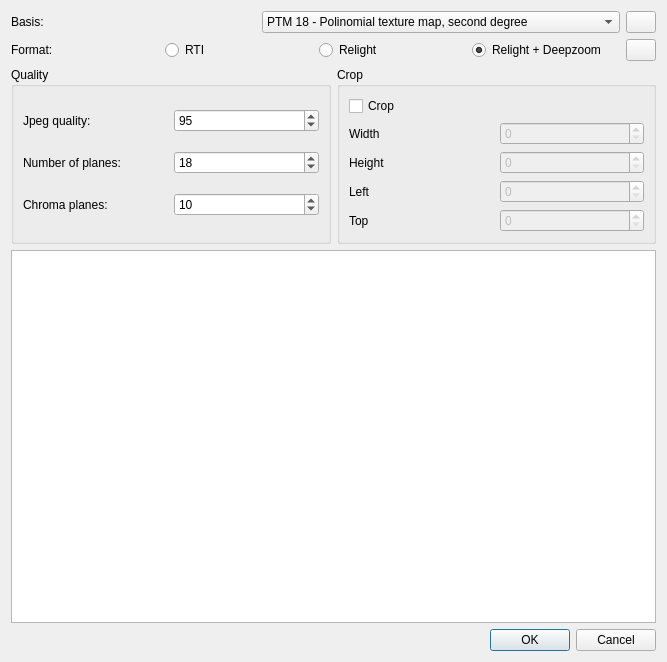
Before: the Qt Designer form highlight/rtiexport.ui in cnr-isti-vclab/relight, drawn with Qt 5.
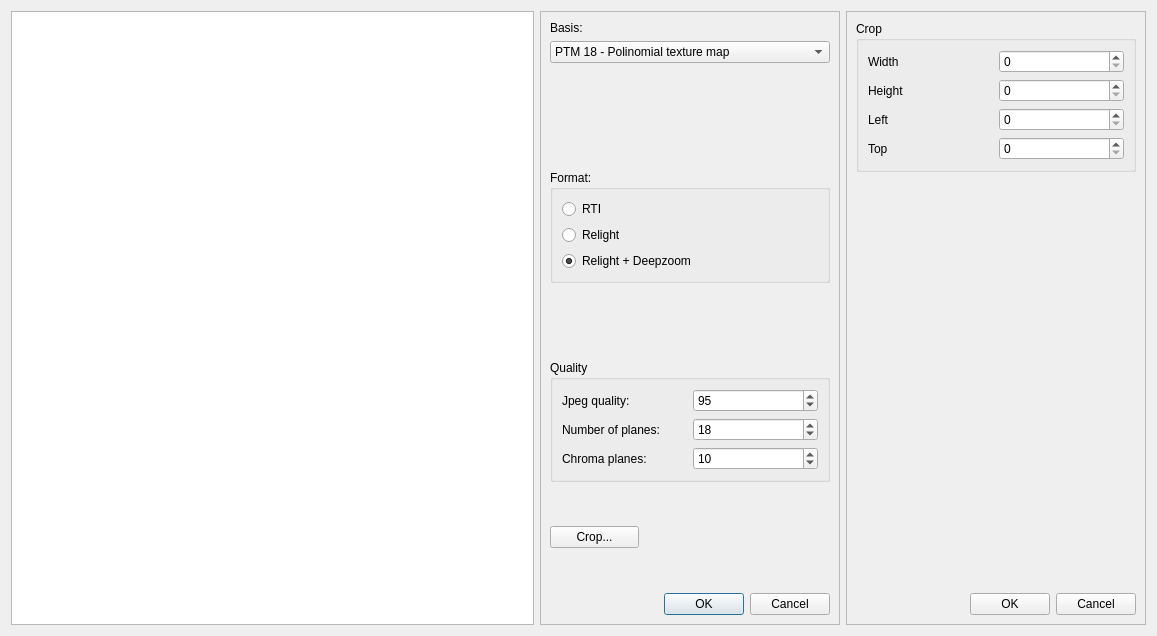
After: the same form once the commit is applied. Icons and pictures are not drawn. Custom widgets are drawn as their Qt base class.

Commit message: crop interface now working, still to debug saving cropped RTIs.

What changed in the file:
```diff
--- a/highlight/rtiexport.ui
+++ b/highlight/rtiexport.ui
@@ -6,105 +6,119 @@
    <rect>
     <x>0</x>
     <y>0</y>
-    <width>667</width>
-    <height>662</height>
+    <width>1157</width>
+    <height>636</height>
    </rect>
   </property>
   <property name="windowTitle">
    <string>Dialog</string>
   </property>
-  <layout class="QVBoxLayout" name="verticalLayout">
-   <item>
-    <layout class="QHBoxLayout" name="horizontalLayout">
-     <item>
+  <layout class="QGridLayout" name="gridLayout_6">
+   <item row="0" column="0">
+    <widget class="ImageCropper" name="cropview">
+     <property name="sizePolicy">
+      <sizepolicy hsizetype="Expanding" vsizetype="Expanding">
+       <horstretch>5</horstretch>
+       <verstretch>0</verstretch>
+      </sizepolicy>
+     </property>
+    </widget>
+   </item>
+   <item row="0" column="1">
+    <widget class="QFrame" name="export_frame">
+     <property name="sizePolicy">
+      <sizepolicy hsizetype="Minimum" vsizetype="Preferred">
+       <horstretch>1</horstretch>
+       <verstretch>0</verstretch>
+      </sizepolicy>
+     </property>
+     <property name="minimumSize">
+      <size>
+       <width>300</width>
+       <height>300</height>
+      </size>
+     </property>
+     <property name="frameShape">
+      <enum>QFrame::StyledPanel</enum>
+     </property>
+     <property name="frameShadow">
+      <enum>QFrame::Raised</enum>
+     </property>
+     <layout class="QGridLayout" name="gridLayout_5">
+      <item row="0" column="0">
       <widget class="QLabel" name="label">
        <property name="text">
         <string>Basis:</string>
        </property>
       </widget>
      </item>
-     <item>
-      <widget class="QComboBox" name="basis">
-       <item>
-        <property name="text">
-         <string>PTM 18 - Polinomial texture map, second degree</string>
+      <item row="2" column="1">
+       <spacer name="verticalSpacer_2">
+        <property name="orientation">
+         <enum>Qt::Vertical</enum>
         </property>
-       </item>
-       <item>
-        <property name="text">
-         <string>HSH - 12 - Hemispherical harmonics, second degree</string>
+        <property name="sizeHint" stdset="0">
+         <size>
+          <width>20</width>
+          <height>101</height>
+         </size>
         </property>
-       </item>
-       <item>
-        <property name="text">
-         <string>HSH 27 - Hemispherical Harmonics, first degree</string>
+       </spacer>
+      </item>
+      <item row="6" column="2">
+       <spacer name="verticalSpacer">
+        <property name="orientation">
+         <enum>Qt::Vertical</enum>
         </property>
-       </item>
-       <item>
-        <property name="text">
-         <string>BLN - Bilinear interpolation + PCA</string>
+        <property name="sizeHint" stdset="0">
+         <size>
+          <width>20</width>
+          <height>99</height>
+         </size>
         </property>
-       </item>
-       <item>
+       </spacer>
+      </item>
+      <item row="6" column="0">
+       <widget class="QPushButton" name="crop">
         <property name="text">
-         <string>RBF - Radial basis functions + PCA</string>
+         <string>Crop...</string>
         </property>
-       </item>
-       <item>
-        <property name="text">
-         <string>YBLN - Bilinear interpolation + PCA and chroma Preserving</string>
-        </property>
-       </item>
-       <item>
-        <property name="text">
-         <string>YRBF - Radial basis functions + PCA and chroma preserving</string>
-        </property>
-       </item>
-      </widget>
-     </item>
-     <item>
-      <widget class="QPushButton" name="help">
-       <property name="maximumSize">
+       </widget>
+      </item>
+      <item row="4" column="1">
+       <spacer name="verticalSpacer_5">
+        <property name="orientation">
+         <enum>Qt::Vertical</enum>
+        </property>
+        <property name="sizeHint" stdset="0">
         <size>
-         <width>30</width>
-         <height>16777215</height>
-        </size>
-       </property>
-       <property name="text">
-        <string/>
-       </property>
-       <property name="icon">
-        <iconset theme="help">
-         <normaloff>.</normaloff>.</iconset>
-       </property>
-      </widget>
-     </item>
-    </layout>
-   </item>
-   <item>
-    <layout class="QHBoxLayout" name="horizontalLayout_3">
-     <item>
-      <widget class="QLabel" name="label_6">
-       <property name="text">
+          <width>20</width>
+          <height>24</height>
+         </size>
+        </property>
+       </spacer>
+      </item>
+      <item row="3" column="0" colspan="3">
+       <widget class="QGroupBox" name="groupBox_3">
+        <property name="title">
         <string>Format:</string>
        </property>
-      </widget>
-     </item>
-     <item>
+        <layout class="QGridLayout" name="gridLayout_4">
+         <item row="0" column="0">
       <widget class="QRadioButton" name="radioButton">
        <property name="text">
         <string>RTI</string>
        </property>
       </widget>
      </item>
-     <item>
+         <item row="1" column="0">
       <widget class="QRadioButton" name="radioButton_2">
        <property name="text">
         <string>Relight</string>
        </property>
       </widget>
      </item>
-     <item>
+         <item row="2" column="0">
       <widget class="QRadioButton" name="radioButton_3">
        <property name="text">
         <string>Relight + Deepzoom</string>
@@ -114,28 +128,10 @@
        </property>
       </widget>
      </item>
-     <item>
-      <widget class="QPushButton" name="formatHelp">
-       <property name="maximumSize">
-        <size>
-         <width>30</width>
-         <height>16777215</height>
-        </size>
-       </property>
-       <property name="text">
-        <string/>
-       </property>
-       <property name="icon">
-        <iconset theme="help">
-         <normaloff>.</normaloff>.</iconset>
-       </property>
-      </widget>
-     </item>
-    </layout>
-   </item>
-   <item>
-    <layout class="QHBoxLayout" name="horizontalLayout_2">
-     <item>
+        </layout>
+       </widget>
+      </item>
+      <item row="5" column="0" colspan="3">
       <widget class="QGroupBox" name="groupBox_2">
        <property name="sizePolicy">
         <sizepolicy hsizetype="Preferred" vsizetype="Preferred">
@@ -147,16 +143,10 @@
         <string>Quality</string>
        </property>
        <layout class="QGridLayout" name="gridLayout_2">
-        <item row="1" column="1">
-         <widget class="QSpinBox" name="planes">
-          <property name="minimum">
-           <number>9</number>
-          </property>
-          <property name="maximum">
-           <number>27</number>
-          </property>
-          <property name="value">
-           <number>18</number>
+         <item row="0" column="0">
+          <widget class="QLabel" name="label_2">
+           <property name="text">
+            <string>Jpeg quality:</string>
           </property>
          </widget>
         </item>
@@ -173,19 +163,6 @@
           </property>
          </widget>
         </item>
-        <item row="2" column="1">
-         <widget class="QSpinBox" name="chroma">
-          <property name="minimum">
-           <number>4</number>
-          </property>
-          <property name="maximum">
-           <number>27</number>
-          </property>
-          <property name="value">
-           <number>10</number>
-          </property>
-         </widget>
-        </item>
         <item row="1" column="0">
          <widget class="QLabel" name="label_3">
           <property name="text">
@@ -193,6 +170,19 @@
           </property>
          </widget>
         </item>
+         <item row="1" column="1">
+          <widget class="QSpinBox" name="planes">
+           <property name="minimum">
+            <number>9</number>
+           </property>
+           <property name="maximum">
+            <number>27</number>
+           </property>
+           <property name="value">
+            <number>18</number>
+           </property>
+          </widget>
+         </item>
         <item row="2" column="0">
          <widget class="QLabel" name="label_4">
           <property name="text">
@@ -200,17 +190,102 @@
           </property>
          </widget>
         </item>
+         <item row="2" column="1">
+          <widget class="QSpinBox" name="chroma">
+           <property name="minimum">
+            <number>4</number>
+           </property>
+           <property name="maximum">
+            <number>27</number>
+           </property>
+           <property name="value">
+            <number>10</number>
+           </property>
+          </widget>
+         </item>
+        </layout>
+       </widget>
+      </item>
+      <item row="1" column="0" colspan="3">
+       <widget class="QComboBox" name="basis">
+        <property name="sizePolicy">
+         <sizepolicy hsizetype="Preferred" vsizetype="Fixed">
+          <horstretch>1</horstretch>
+          <verstretch>0</verstretch>
+         </sizepolicy>
+        </property>
+        <item>
+         <property name="text">
+          <string>PTM 18 - Polinomial texture map</string>
+         </property>
+        </item>
+        <item>
+         <property name="text">
+          <string>HSH - 12 - Hemispherical harmonics</string>
+         </property>
+        </item>
+        <item>
+         <property name="text">
+          <string>HSH 27 - Hemispherical Harmonics</string>
+         </property>
+        </item>
+        <item>
+         <property name="text">
+          <string>BLN - Bilinear interpolation + PCA</string>
+         </property>
+        </item>
+        <item>
+         <property name="text">
+          <string>RBF - Radial basis functions + PCA</string>
+         </property>
+        </item>
+        <item>
+         <property name="text">
+          <string>YBLN - Bilinear + PCA + chroma </string>
+         </property>
+        </item>
+        <item>
+         <property name="text">
+          <string>YRBF - RBF +  PCA + chroma</string>
+         </property>
+        </item>
+       </widget>
+      </item>
+      <item row="7" column="1" colspan="2">
+       <widget class="QDialogButtonBox" name="buttonBox">
+        <property name="orientation">
+         <enum>Qt::Horizontal</enum>
+        </property>
+        <property name="standardButtons">
+         <set>QDialogButtonBox::Cancel|QDialogButtonBox::Ok</set>
+        </property>
+       </widget>
+      </item>
+     </layout>
+    </widget>
+   </item>
+   <item row="0" column="2">
+    <widget class="QFrame" name="crop_frame">
+     <property name="sizePolicy">
+      <sizepolicy hsizetype="Minimum" vsizetype="Preferred">
+       <horstretch>1</horstretch>
+       <verstretch>0</verstretch>
+      </sizepolicy>
+     </property>
+     <property name="minimumSize">
+      <size>
+       <width>300</width>
+       <height>300</height>
+      </size>
+     </property>
+     <property name="frameShape">
+      <enum>QFrame::StyledPanel</enum>
+     </property>
+     <property name="frameShadow">
+      <enum>QFrame::Raised</enum>
+     </property>
+     <layout class="QGridLayout" name="gridLayout_3">
         <item row="0" column="0">
-         <widget class="QLabel" name="label_2">
-          <property name="text">
-           <string>Jpeg quality:</string>
-          </property>
-         </widget>
-        </item>
-       </layout>
-      </widget>
-     </item>
-     <item>
       <widget class="QGroupBox" name="groupBox">
        <property name="sizePolicy">
         <sizepolicy hsizetype="Preferred" vsizetype="Preferred">
@@ -222,85 +297,101 @@
         <string>Crop</string>
        </property>
        <layout class="QGridLayout" name="gridLayout">
-        <item row="3" column="1">
+         <item row="2" column="1">
          <widget class="QSpinBox" name="left">
           <property name="enabled">
-           <bool>false</bool>
+            <bool>true</bool>
+           </property>
+           <property name="maximum">
+            <number>32768</number>
           </property>
          </widget>
         </item>
-        <item row="3" column="0">
+         <item row="2" column="0">
          <widget class="QLabel" name="label_10">
           <property name="text">
            <string>Left</string>
           </property>
          </widget>
         </item>
-        <item row="4" column="0">
+         <item row="3" column="0">
          <widget class="QLabel" name="label_8">
           <property name="text">
            <string>Top</string>
           </property>
          </widget>
         </item>
-        <item row="4" column="1">
+         <item row="3" column="1">
          <widget class="QSpinBox" name="top">
           <property name="enabled">
-           <bool>false</bool>
+            <bool>true</bool>
+           </property>
+           <property name="maximum">
+            <number>32768</number>
           </property>
          </widget>
         </item>
-        <item row="1" column="0">
+         <item row="0" column="0">
          <widget class="QLabel" name="label_5">
           <property name="text">
            <string>Width</string>
           </property>
          </widget>
         </item>
-        <item row="2" column="0">
+         <item row="1" column="0">
          <widget class="QLabel" name="label_7">
           <property name="text">
            <string>Height</string>
           </property>
          </widget>
         </item>
-        <item row="2" column="1">
+         <item row="1" column="1">
          <widget class="QSpinBox" name="height">
           <property name="enabled">
-           <bool>false</bool>
+            <bool>true</bool>
+           </property>
+           <property name="maximum">
+            <number>32768</number>
           </property>
          </widget>
         </item>
-        <item row="1" column="1">
+         <item row="0" column="1">
          <widget class="QSpinBox" name="width">
           <property name="enabled">
-           <bool>false</bool>
-          </property>
-         </widget>
-        </item>
-        <item row="0" column="0">
-         <widget class="QCheckBox" name="cropCheck">
-          <property name="text">
-           <string>Crop</string>
+            <bool>true</bool>
+           </property>
+           <property name="maximum">
+            <number>32768</number>
           </property>
          </widget>
         </item>
        </layout>
       </widget>
      </item>
-    </layout>
-   </item>
-   <item>
-    <widget class="ImageCropper" name="cropview"/>
-   </item>
-   <item>
-    <widget class="QDialogButtonBox" name="buttonBox">
+      <item row="1" column="0">
+       <spacer name="verticalSpacer_4">
+        <property name="orientation">
+         <enum>Qt::Vertical</enum>
+        </property>
+        <property name="sizeHint" stdset="0">
+         <size>
+          <width>20</width>
+          <height>392</height>
+         </size>
+        </property>
+       </spacer>
+      </item>
+      <item row="2" column="0">
+       <widget class="QDialogButtonBox" name="cropbuttonbox">
      <property name="orientation">
       <enum>Qt::Horizontal</enum>
      </property>
      <property name="standardButtons">
       <set>QDialogButtonBox::Cancel|QDialogButtonBox::Ok</set>
      </property>
+       </widget>
+      </item>
+     </layout>
     </widget>
    </item>
   </layout>
```
Lines whose indentation alone changed are shown as unchanged. The commit also changes 6 other files.
